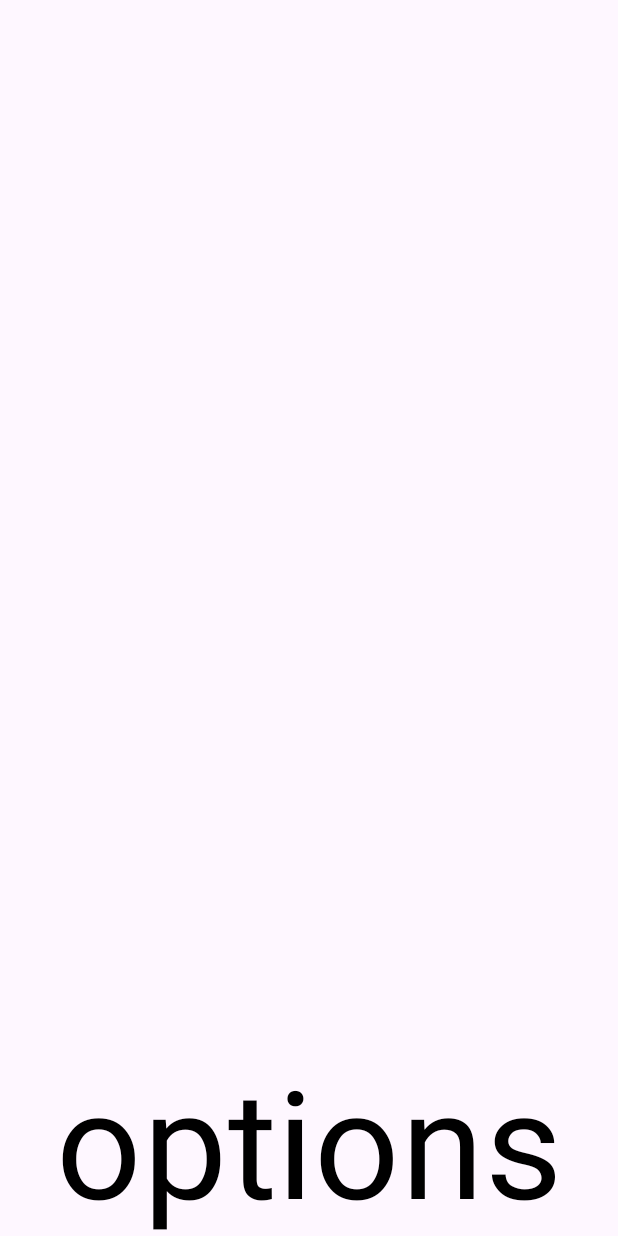
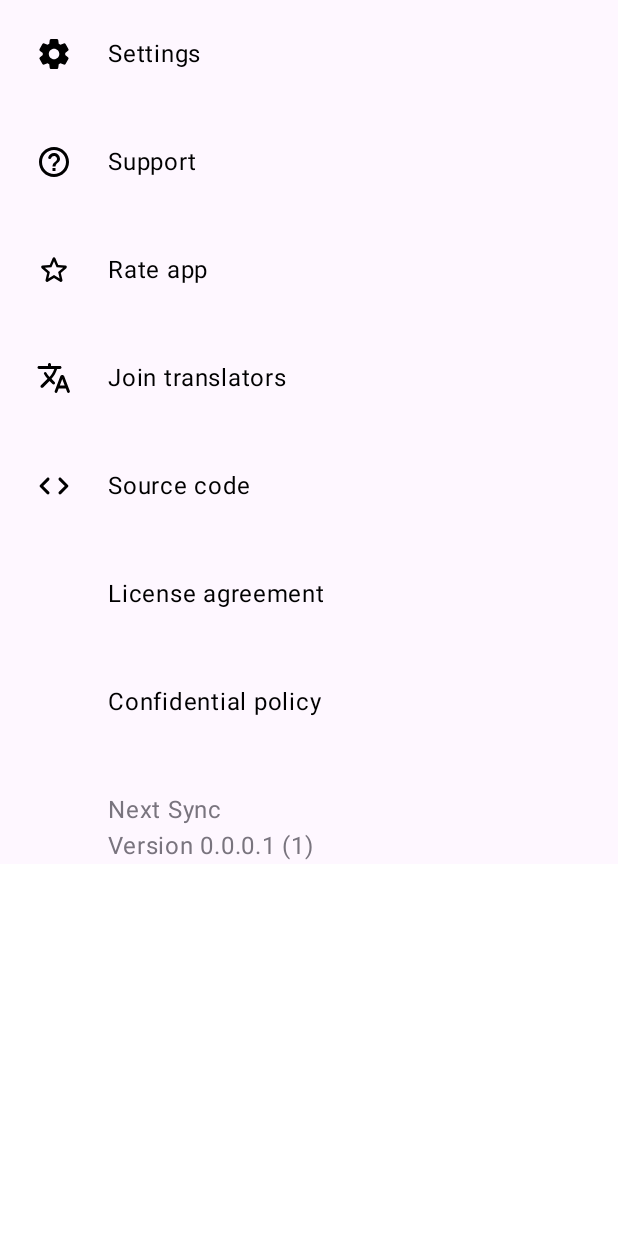
Before and after one commit to DanyaSWorlD/NextSync, an Android app built with Jetpack Compose: the @Preview function DashboardScreenPreview, on a phone screen of 412 x 824 dp. Run offline under Robolectric (Android 15) with nearby library versions, the phone set to English and light mode, and no system bars.

Commit message:
Fix OptionsScreen compose naming

```diff
--- a/app/src/main/java/com/next/sync/ui/options/OptionsScreen.kt
+++ b/app/src/main/java/com/next/sync/ui/options/OptionsScreen.kt
@@ -2,32 +2,111 @@ package com.next.sync.ui.options
 
 import androidx.compose.foundation.background
 import androidx.compose.foundation.layout.Box
+import androidx.compose.foundation.layout.Column
+import androidx.compose.foundation.layout.Row
+import androidx.compose.foundation.layout.Spacer
+import androidx.compose.foundation.layout.fillMaxHeight
 import androidx.compose.foundation.layout.fillMaxSize
+import androidx.compose.foundation.layout.fillMaxWidth
+import androidx.compose.foundation.layout.height
+import androidx.compose.foundation.layout.padding
+import androidx.compose.foundation.layout.width
+import androidx.compose.foundation.lazy.LazyColumn
+import androidx.compose.material.icons.Icons
+import androidx.compose.material.icons.automirrored.rounded.HelpOutline
+import androidx.compose.material.icons.rounded.Code
+import androidx.compose.material.icons.rounded.Settings
+import androidx.compose.material.icons.rounded.StarOutline
+import androidx.compose.material.icons.rounded.Translate
+import androidx.compose.material3.Icon
 import androidx.compose.material3.MaterialTheme
 import androidx.compose.material3.Text
 import androidx.compose.runtime.Composable
 import androidx.compose.ui.Alignment
 import androidx.compose.ui.Modifier
+import androidx.compose.ui.graphics.vector.ImageVector
+import androidx.compose.ui.graphics.vector.rememberVectorPainter
+import androidx.compose.ui.text.style.TextAlign
 import androidx.compose.ui.tooling.preview.Preview
-import androidx.compose.ui.unit.sp
+import androidx.compose.ui.unit.dp
 import com.next.sync.ui.theme.AppTheme
 
 @Composable
 fun OptionsScreen() {
-    Box(
-        modifier = Modifier.fillMaxSize()
-            .background(MaterialTheme.colorScheme.surface),
-        contentAlignment = Alignment.BottomCenter,
-    ) {
-        Text(text="options", fontSize = 100.sp)
+    LazyColumn {
+        item { Item(icon = Icons.Rounded.Settings, text = "Settings") }
+        item { Item(icon = Icons.AutoMirrored.Rounded.HelpOutline, text = "Support") }
+        item { Item(icon = Icons.Rounded.StarOutline, text = "Rate app") }
+        item { Item(icon = Icons.Rounded.Translate, text = "Join translators") }
+        item { Item(icon = Icons.Rounded.Code, text = "Source code") }
+        item { Item(text = "License agreement") }
+        item { Item(text = "Confidential policy") }
+        item { Footer() }
+    }
+}
+
+@Composable
+fun Item(icon: ImageVector, text: String) {
+    Row(modifier = Modifier.fillMaxSize()) {
+        Icon(
+            painter = rememberVectorPainter(icon),
+            contentDescription = null, // decorative element
+            modifier = Modifier.padding(24.dp)
+        )
+
+        Box(
+            modifier = Modifier.height(72.dp),
+            contentAlignment = Alignment.CenterStart
+        ) {
+            Text(text = text, textAlign = TextAlign.Start)
+        }
+    }
+}
+
+@Composable
+fun Item(text: String) {
+    Row(modifier = Modifier.fillMaxHeight()) {
+        Spacer(modifier = Modifier.width(72.dp))
+
+        Box(
+            modifier = Modifier
+                .fillMaxWidth()
+                .height(72.dp),
+            contentAlignment = Alignment.CenterStart
+        ) {
+            Text(text = text, textAlign = TextAlign.Start)
+        }
+    }
+}
+
+@Composable
+fun Footer() {
+    Spacer(modifier = Modifier.height(24.dp))
+    Row {
+        Spacer(modifier = Modifier.width(72.dp))
+        Column {
+            Text(text = "Next Sync", color = MaterialTheme.colorScheme.outline)
+            Text(text = "Version 0.0.0.1 (1)", color = MaterialTheme.colorScheme.outline)
+        }
     }
 }
 
 @Composable
 @Preview
-fun DashboardScreenPreview()
-{
+fun DashboardScreenPreview() {
     AppTheme(false) {
-        OptionsScreen()
+        Box(Modifier.background(color = MaterialTheme.colorScheme.background)) {
+            OptionsScreen()
+        }
     }
 }
+
+@Composable
+@Preview
+fun DashboardScreenPreviewDark() {
+    AppTheme(true) {
+        Box(Modifier.background(color = MaterialTheme.colorScheme.background)) {
+            OptionsScreen()
+        }
+    }
+}
```
